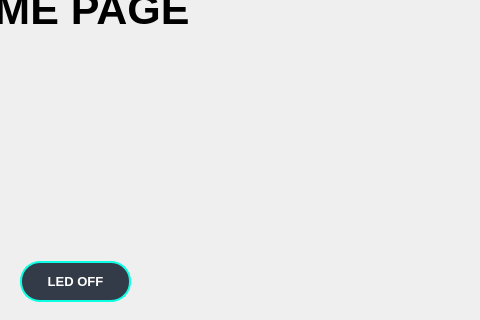
Old version of the form day3.ui in the repository Duy2kne/GUI_python; both pictures show x 320 to 800 and y 101 to 421 of the 800 by 600 pixel window.
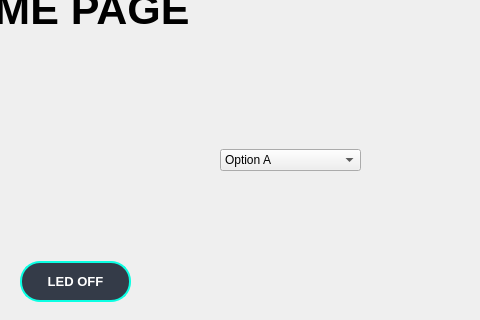
New version of the form. Icons and pictures are not drawn.

Commit message: [QT5] GUI python

```diff
--- a/day3.ui
+++ b/day3.ui
@@ -309,6 +309,31 @@
        <number>24</number>
       </property>
      </widget>
+     <widget class="QComboBox" name="comboBox">
+      <property name="geometry">
+       <rect>
+        <x>500</x>
+        <y>210</y>
+        <width>141</width>
+        <height>22</height>
+       </rect>
+      </property>
+      <item>
+       <property name="text">
+        <string>Option A</string>
+       </property>
+      </item>
+      <item>
+       <property name="text">
+        <string>Option B</string>
+       </property>
+      </item>
+      <item>
+       <property name="text">
+        <string>Option C</string>
+       </property>
+      </item>
+     </widget>
      <zorder>lb_background</zorder>
      <zorder>btn_led</zorder>
      <zorder>label</zorder>
```
Left out of the diff: 1 changed line with no effect on the pictures. The commit also changes 2 other files.
